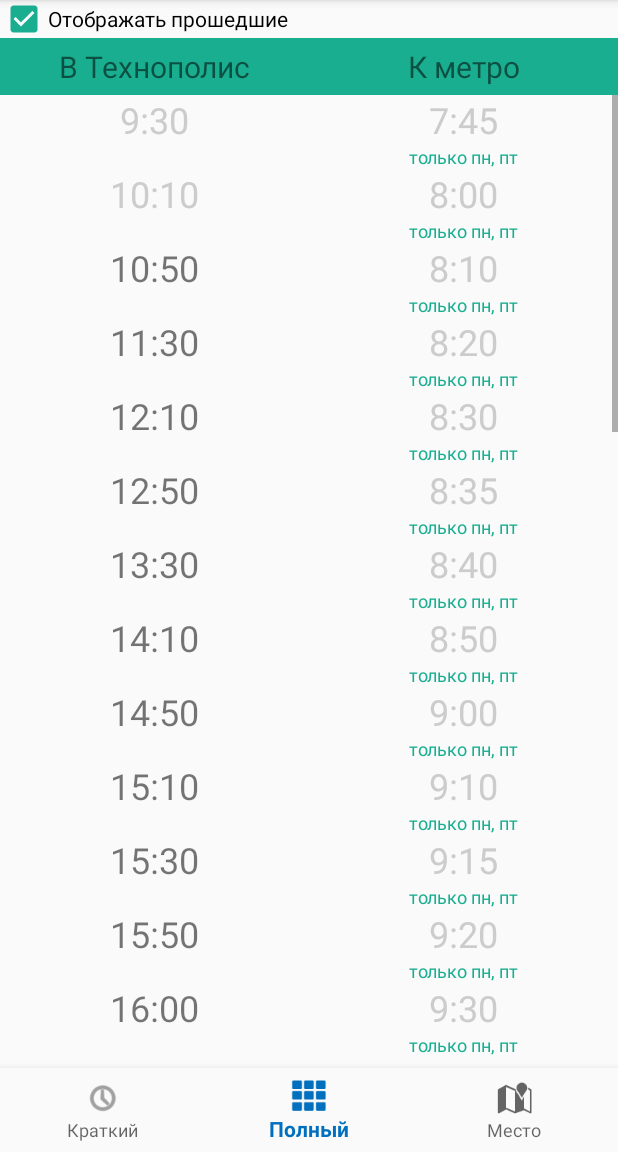
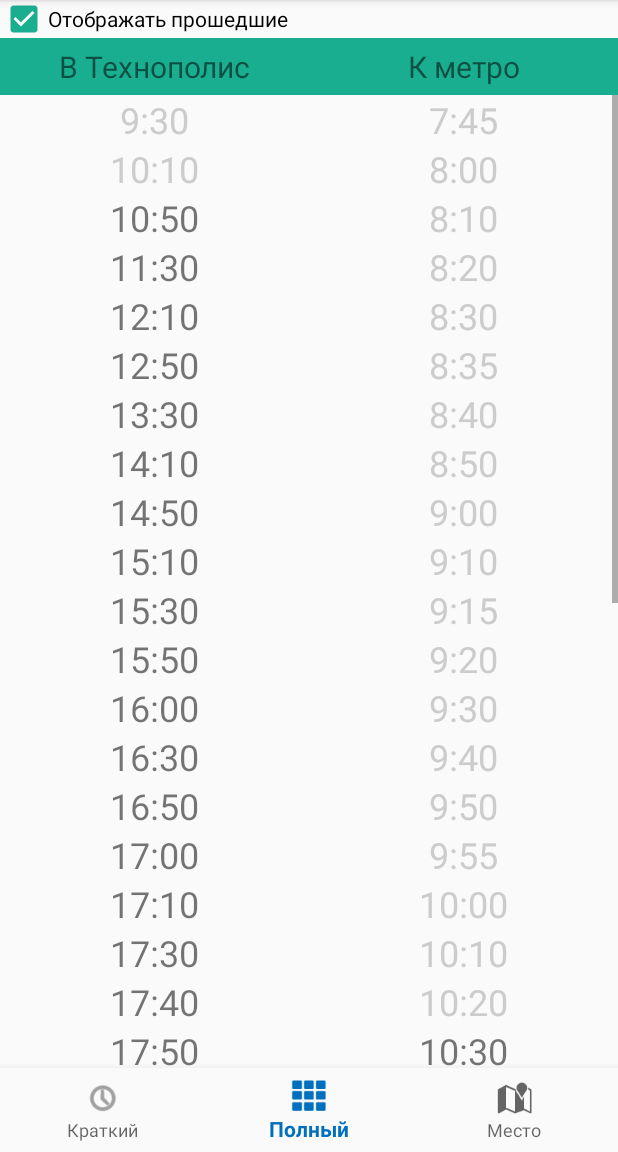
Before and after one commit to Donutellko/TechnopolisShuttle, an Android app: the screen it shows after launch (MainActivity), item 2 of the bottom bar chosen, on a phone screen of 412 x 824 dp, the part 84-1236 px from its top. Run offline under Robolectric (Android 15) with nearby library versions, the phone set to English and light mode, and no system bars.

Commit message:
Удалена лишняя надпись в полном отображении

```diff
--- a/app/src/main/res/layout/full_2col_row.xml
+++ b/app/src/main/res/layout/full_2col_row.xml
@@ -33,12 +33,5 @@
             android:textAlignment="center"
             android:textSize="24sp" />
 
-        <TextView
-            android:layout_width="match_parent"
-            android:layout_height="wrap_content"
-            android:text="только пн, пт"
-            android:textAlignment="center"
-            android:textColor="@color/colorAccent"
-            android:textSize="12sp"/>
     </LinearLayout>
 </LinearLayout>
```
